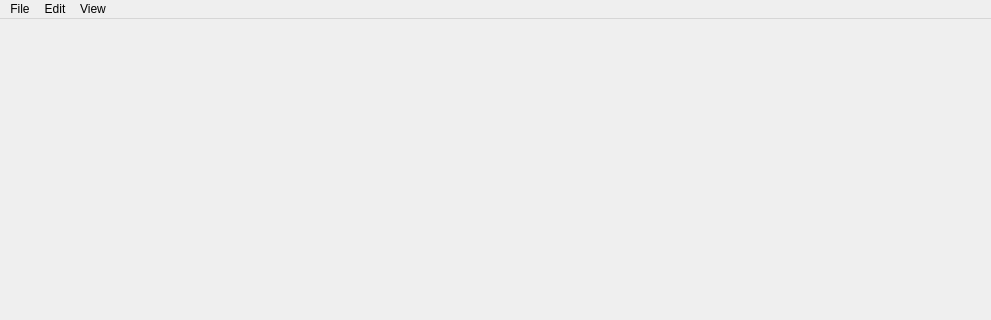
egoal/ImageProcessAssistant, file MainWindow.ui: the form before one commit; both pictures show x 0 to 991 and y 0 to 320 of the 991 by 657 pixel window.
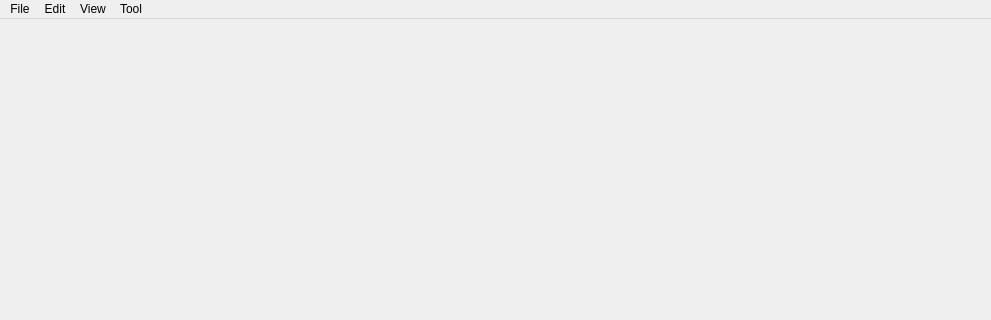
The form after the commit.

What changed in the file:
```diff
--- a/MainWindow.ui
+++ b/MainWindow.ui
@@ -62,9 +62,16 @@
     <addaction name="menuHue"/>
     <addaction name="menuGray"/>
    </widget>
+   <widget class="QMenu" name="menuTool">
+    <property name="title">
+     <string>Tool</string>
+    </property>
+    <addaction name="actionSpriteSettings"/>
+   </widget>
    <addaction name="menuFile"/>
    <addaction name="menuEdit"/>
    <addaction name="menuView"/>
+   <addaction name="menuTool"/>
   </widget>
   <widget class="QStatusBar" name="statusbar"/>
   <action name="actionOpen">
```
Left out of the diff: 17 changed lines with no effect on the pictures.
